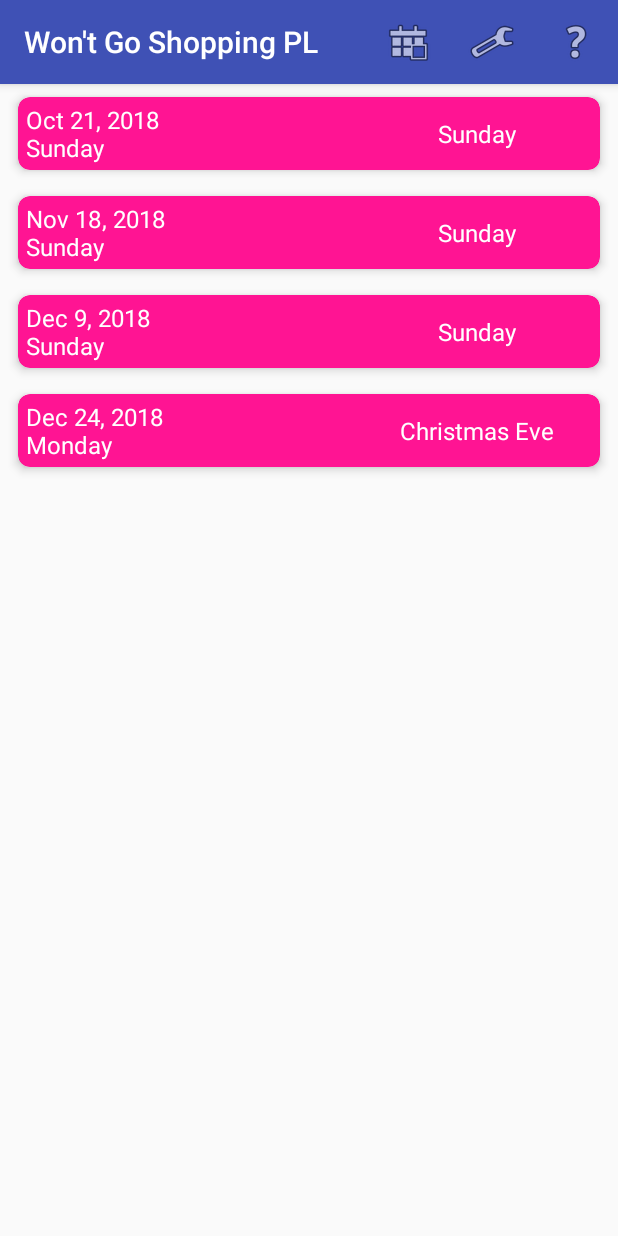
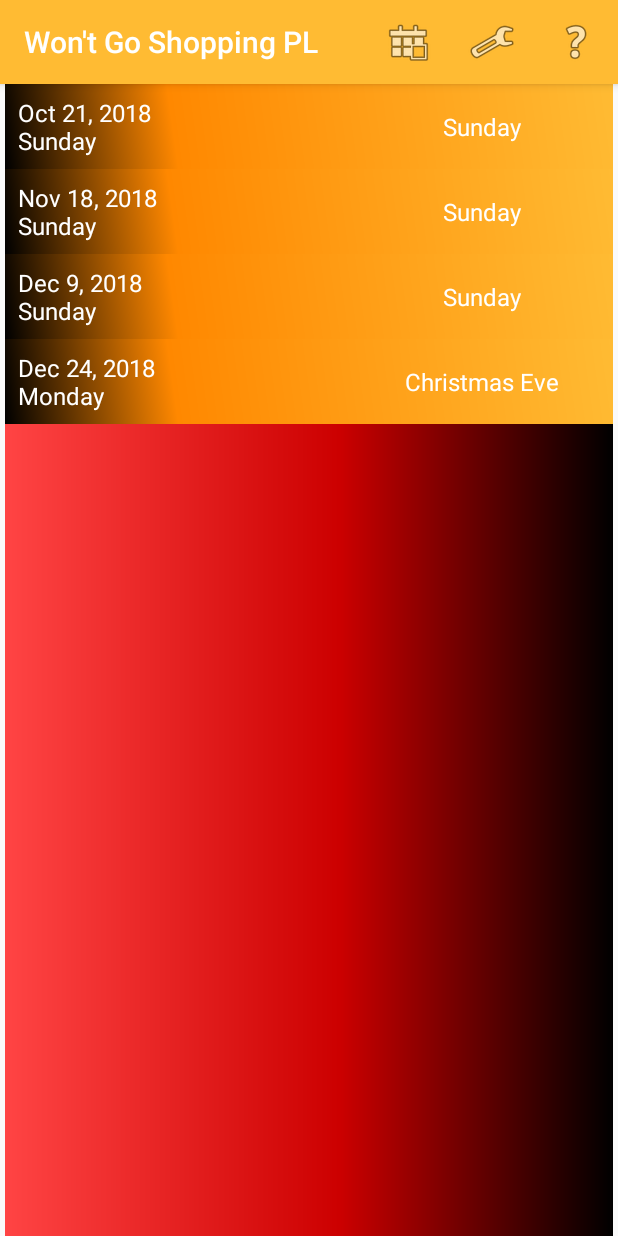
Before and after one commit to AdamGiergun/wontgoshoppingpl, an Android app: the screen it shows after launch (MainActivity), on a phone screen of 412 x 824 dp. Run offline under Robolectric (Android 15) with nearby library versions, the phone set to English and light mode, and no system bars; our stand-ins replace AdMob; libraries missing offline, so code that uses them is left out: eu.adamgiergun.mylibrary; 4 statements that could not run were skipped.

```diff
--- a/app/build.gradle
+++ b/app/build.gradle
@@ -9,7 +9,7 @@ android {
         minSdkVersion 15
         targetSdkVersion 28
         versionCode 3
-        versionName "0.4.1.1"
+        versionName "0.5.0.0"
         testInstrumentationRunner "android.support.test.runner.AndroidJUnitRunner"
     }
 
@@ -34,4 +34,8 @@ dependencies {
     testImplementation 'org.mockito:mockito-core:2.21.0'
     androidTestImplementation 'androidx.test:runner:1.1.0-beta02'
     androidTestImplementation 'androidx.test.espresso:espresso-core:3.1.0-beta02'
+    implementation 'com.google.firebase:firebase-core:16.0.4'
+    implementation 'com.google.firebase:firebase-ads:16.0.1'
 }
+
+apply plugin: 'com.google.gms.google-services'
--- a/app/src/main/java/eu/adamgiergun/wontgoshoppingpl/DayRecyclerViewAdapter.java
+++ b/app/src/main/java/eu/adamgiergun/wontgoshoppingpl/DayRecyclerViewAdapter.java
@@ -1,6 +1,5 @@
 package eu.adamgiergun.wontgoshoppingpl;
 
-import android.graphics.Color;
 import android.view.*;
 import android.widget.TextView;
 
@@ -45,9 +44,11 @@ public class DayRecyclerViewAdapter extends RecyclerView.Adapter<DayRecyclerView
             }
         });
         if (day.isHoliday()) {
-            holder.cardView.setCardBackgroundColor(Color.parseColor("#FF0000"));
+            //holder.cardView.setCardBackgroundColor(Color.parseColor("#FF0000"));
+            holder.cardView.setBackgroundResource(R.drawable.card_bg_red);
         } else {
-            holder.cardView.setCardBackgroundColor(Color.parseColor("#FF1493"));
+            //holder.cardView.setCardBackgroundColor(Color.parseColor("#FF1493"));
+            holder.cardView.setBackgroundResource(R.drawable.card_bg_orange);
         }
     }
 
--- a/app/src/main/java/eu/adamgiergun/wontgoshoppingpl/MainActivity.java
+++ b/app/src/main/java/eu/adamgiergun/wontgoshoppingpl/MainActivity.java
@@ -7,6 +7,9 @@ import android.content.pm.PackageManager;
 import android.os.*;
 import android.view.*;
 import android.widget.*;
+
+import com.google.android.gms.ads.AdRequest;
+import com.google.android.gms.ads.AdView;
 
 import androidx.annotation.*;
 import androidx.appcompat.app.*;
@@ -38,6 +41,13 @@ public class MainActivity extends AppCompatActivity implements NoticeDialogFragm
         super.onCreate(savedInstanceState);
         setContentView(R.layout.activity_main);
         appPreferences = new AppPreferences(this);
+        setupAds();
+    }
+
+    void setupAds() {
+        AdView mAdView = findViewById(R.id.adView);
+        AdRequest adRequest = new AdRequest.Builder().build();
+        mAdView.loadAd(adRequest);
     }
 
     @Override
@@ -272,7 +282,7 @@ public class MainActivity extends AppCompatActivity implements NoticeDialogFragm
                 }
             };
 
-            AlertDialog.Builder builder = new AlertDialog.Builder(getContext());
+            AlertDialog.Builder builder = new AlertDialog.Builder(getContext(), R.style.MyAlertDialogStyle);
             builder.setTitle(R.string.title_choose_events)
                     .setMultiChoiceItems(items, checkedItems, listener)
                     .setPositiveButton(android.R.string.ok, new DialogInterface.OnClickListener() {
@@ -315,7 +325,7 @@ public class MainActivity extends AppCompatActivity implements NoticeDialogFragm
         @NonNull
         @Override
         public AppCompatDialog onCreateDialog(Bundle savedInstanceState) {
-            AlertDialog.Builder builder = new AlertDialog.Builder(getContext());
+            AlertDialog.Builder builder = new AlertDialog.Builder(getContext(), R.style.MyAlertDialogStyle);
             builder
                     .setTitle(R.string.title_reminder)
                     .setView(getDialogView())
--- /dev/null
+++ b/app/src/main/res/drawable/bg_red.xml
@@ -0,0 +1,10 @@
+<?xml version="1.0" encoding="utf-8"?>
+<shape xmlns:android="http://schemas.android.com/apk/res/android"
+    android:shape="rectangle">
+    <gradient
+        android:angle="180"
+        android:centerColor="@android:color/holo_red_dark"
+        android:centerX="0.45"
+        android:endColor="@android:color/holo_red_light"
+        android:startColor="@android:color/black" />
+</shape>
--- /dev/null
+++ b/app/src/main/res/drawable/card_bg_orange.xml
@@ -0,0 +1,10 @@
+<?xml version="1.0" encoding="utf-8"?>
+<shape xmlns:android="http://schemas.android.com/apk/res/android"
+    android:shape="rectangle">
+    <gradient
+        android:angle="45"
+        android:centerColor="@android:color/holo_orange_dark"
+        android:centerX="0.28"
+        android:endColor="@android:color/holo_orange_light"
+        android:startColor="@android:color/black" />
+</shape>
--- /dev/null
+++ b/app/src/main/res/drawable/card_bg_red.xml
@@ -0,0 +1,10 @@
+<?xml version="1.0" encoding="utf-8"?>
+<shape xmlns:android="http://schemas.android.com/apk/res/android"
+    android:shape="rectangle">
+    <gradient
+        android:angle="135"
+        android:centerColor="@android:color/holo_red_dark"
+        android:centerX="0.45"
+        android:endColor="@android:color/holo_red_light"
+        android:startColor="@android:color/black" />
+</shape>
--- a/app/src/main/res/layout/activity_main.xml
+++ b/app/src/main/res/layout/activity_main.xml
@@ -1,22 +1,50 @@
 <?xml version="1.0" encoding="utf-8"?>
-<androidx.constraintlayout.widget.ConstraintLayout
-    xmlns:android="http://schemas.android.com/apk/res/android"
+<androidx.constraintlayout.widget.ConstraintLayout xmlns:android="http://schemas.android.com/apk/res/android"
     xmlns:app="http://schemas.android.com/apk/res-auto"
     xmlns:tools="http://schemas.android.com/tools"
     android:layout_width="match_parent"
     android:layout_height="match_parent"
-    android:layout_marginLeft="5dp"
-    android:layout_marginRight="5dp"
+    android:layout_marginLeft="3dp"
+    android:layout_marginRight="3dp"
     tools:context="eu.adamgiergun.wontgoshoppingpl.MainActivity">
 
-    <fragment
-        android:id="@+id/list_of_days_fragment"
-        android:name="eu.adamgiergun.wontgoshoppingpl.DayFragment"
+    <LinearLayout
+        android:id="@+id/recycler_view"
         android:layout_width="0dp"
         android:layout_height="0dp"
-        app:layout_constraintTop_toTopOf="parent"
-        app:layout_constraintLeft_toLeftOf="parent"
-        app:layout_constraintRight_toRightOf="parent"
-        app:layout_constraintBottom_toBottomOf="parent"/>
+        android:background="@drawable/bg_red"
+        android:orientation="horizontal"
+        app:layout_constraintBottom_toTopOf="@+id/adViewLayout"
+        app:layout_constraintEnd_toEndOf="parent"
+        app:layout_constraintStart_toStartOf="parent"
+        app:layout_constraintTop_toTopOf="parent">
+
+        <fragment
+            android:id="@+id/list_of_days_fragment"
+            android:name="eu.adamgiergun.wontgoshoppingpl.DayFragment"
+            android:layout_width="match_parent"
+            android:layout_height="wrap_content" />
+    </LinearLayout>
+
+    <androidx.constraintlayout.widget.ConstraintLayout
+        android:id="@+id/adViewLayout"
+        android:layout_width="0dp"
+        android:layout_height="wrap_content"
+        android:background="@drawable/bg_red"
+        app:layout_constraintBottom_toBottomOf="parent"
+        app:layout_constraintEnd_toEndOf="parent"
+        app:layout_constraintStart_toStartOf="parent">
+
+        <com.google.android.gms.ads.AdView
+            android:id="@+id/adView"
+            android:layout_width="wrap_content"
+            android:layout_height="wrap_content"
+            android:layout_centerHorizontal="true"
+            app:adSize="BANNER"
+            app:adUnitId="@string/banner_ad_unit_id"
+            app:layout_constraintBottom_toBottomOf="parent"
+            app:layout_constraintLeft_toLeftOf="parent"
+            app:layout_constraintRight_toRightOf="parent" />
+    </androidx.constraintlayout.widget.ConstraintLayout>
 
 </androidx.constraintlayout.widget.ConstraintLayout>
--- a/app/src/main/res/values/colors.xml
+++ b/app/src/main/res/values/colors.xml
@@ -1,7 +1,7 @@
 <?xml version="1.0" encoding="utf-8"?>
 <resources>
-    <color name="colorPrimary">#3F51B5</color>
-    <color name="colorPrimaryDark">#303F9F</color>
+    <color name="colorPrimary">@android:color/holo_orange_light</color>
+    <color name="colorPrimaryDark">@android:color/holo_orange_dark</color>
     <color name="colorAccent">#FF4081</color>
     <color name="holidayCardBackgroundColor">#FF0000</color>
     <color name="nonHolidayCardBackgroundColor">#FFC0CB</color>
--- a/app/src/main/res/values/strings.xml
+++ b/app/src/main/res/values/strings.xml
@@ -21,4 +21,6 @@
     <string name="title_reminder">Reminder</string>
     <string name="include_holidays_preference_key" translatable="false">include_holidays</string>
     <string name="make_purchases_earlier">make purchases earlier!</string>
+
+    <string name="banner_ad_unit_id" translatable="false">ca-app-pub-3940256099942544/6300978111</string>
 </resources>
--- a/app/src/main/res/values/styles.xml
+++ b/app/src/main/res/values/styles.xml
@@ -10,13 +10,12 @@
     </style>
 
     <style name="MyCardViewStyle" parent="AppTheme">
-        <item name="cardCornerRadius">8dp</item>
-        <item name="cardElevation">4dp</item>
         <item name="contentPaddingBottom">0dp</item>
         <item name="contentPaddingTop">0dp</item>
-        <item name="contentPaddingLeft">1dp</item>
-        <item name="contentPaddingRight">1dp</item>
+        <item name="contentPaddingLeft">2dp</item>
+        <item name="contentPaddingRight">2dp</item>
         <item name="cardUseCompatPadding">true</item>
+        <item name="android:foreground">?android:attr/selectableItemBackground</item>
     </style>
 
     <style name="MyTextViewStyle" parent="AppTheme">
@@ -37,4 +36,7 @@
         <item name="android:textColor">@color/cardTextColor</item>
     </style>
 
+    <style name="MyAlertDialogStyle" parent="Theme.AppCompat.Light.Dialog">
+        <item name="android:colorBackground">@android:color/holo_orange_light</item>
+    </style>
 </resources>
--- a/build.gradle
+++ b/build.gradle
@@ -7,6 +7,7 @@ buildscript {
     }
     dependencies {
         classpath 'com.android.tools.build:gradle:3.2.1'
+        classpath 'com.google.gms:google-services:4.1.0'
 
         // NOTE: Do not place your application dependencies here; they belong
         // in the individual module build.gradle files
```
